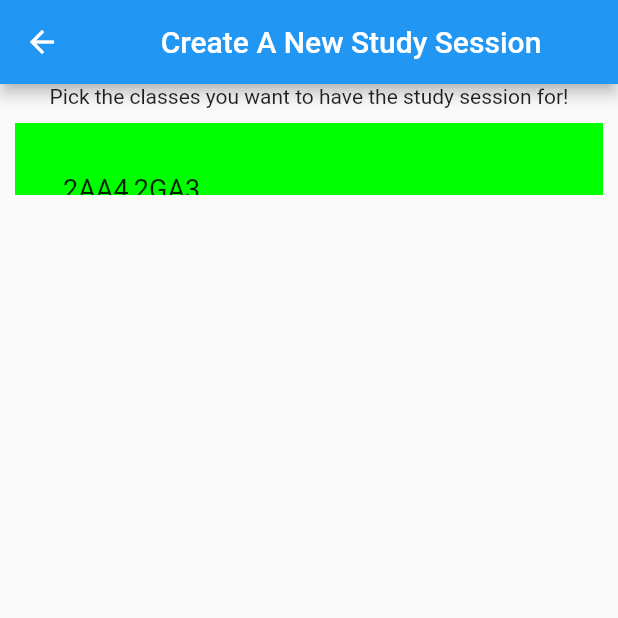
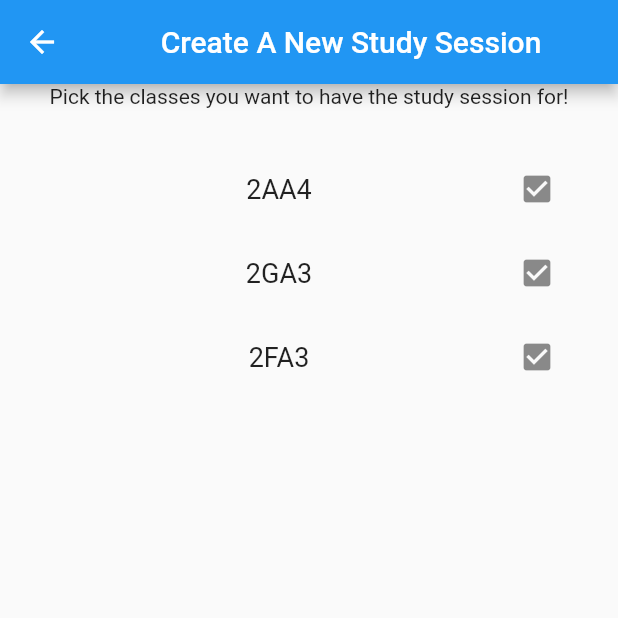
Before and after one commit to timothy-e/studyup, a Flutter app: the NewStudySession screen opened directly, on a phone screen of 412 x 824 dp, the top half of it. Run offline on Flutter 3.47's test engine with Material 2 defaults, Android fonts, the phone set to English and light mode, and no system bars.

Commit message:
Working on adding new study sessions

```diff
--- a/lib/new-study-session.dart
+++ b/lib/new-study-session.dart
@@ -4,9 +4,10 @@ import 'package:flutter/material.dart';
 
 class NewStudySession extends StatelessWidget {
 
-  final List<String> listOfClasses = <String>['2AA4,'
+  final List<String> listOfClasses = <String>['2AA4',
       '2GA3', '2FA3', '2XB3', '2CO3'];
   final TextStyle _biggerFont = const TextStyle(fontSize: 18.0);
+  final Set<String> classesToInclude = new Set<String>();
 
   Widget build(BuildContext context){
     return Scaffold(
@@ -20,10 +21,10 @@ class NewStudySession extends StatelessWidget {
             Text('Pick the classes you want to have the study session for!'),
             Container(
               margin: const EdgeInsets.all(10.0),
-              color: const Color(0xFF00FF00),
-              height: 48.0,
-              child: _buildClasses(),
+              height: 200.0,
+              child: _buildClasses()
             )
+
           ],
         )
     );
@@ -41,32 +42,25 @@ class NewStudySession extends StatelessWidget {
   }
 
   Widget _buildClass(String classes){
+    final bool alreadyChecked = classesToInclude.contains(classes);
     return ListTile(
-      title: Text(
-        classes,
-        style: _biggerFont,
+      title: Center(
+        child: Text(
+          classes,
+          style: _biggerFont,
+        )
       ),
+      trailing: new Icon(
+          alreadyChecked ? Icons.check_box_outline_blank : Icons.check_box,
+      ),
+      onTap: (){
+        if (alreadyChecked){
+          classesToInclude.remove(classes);
+        } else {
+          classesToInclude.add(classes);
+        }
+      }
     );
   }
 
 }
-/*
-Widget _buildGroups() {
-  return new ListView.builder(
-      padding: const EdgeInsets.all(16.0),
-      itemBuilder: (BuildContext _context, int index) {
-        if (index < studyGroups.length) {
-          return _buildRow(studyGroups[index]);
-        }
-      });
-}
-
-Widget _buildRow(String studyGroup) {
-  return new ListTile(
-    title: new Text(
-      studyGroup,
-      style: _biggerFont,
-    ),
-  );
-}
-*/
```
